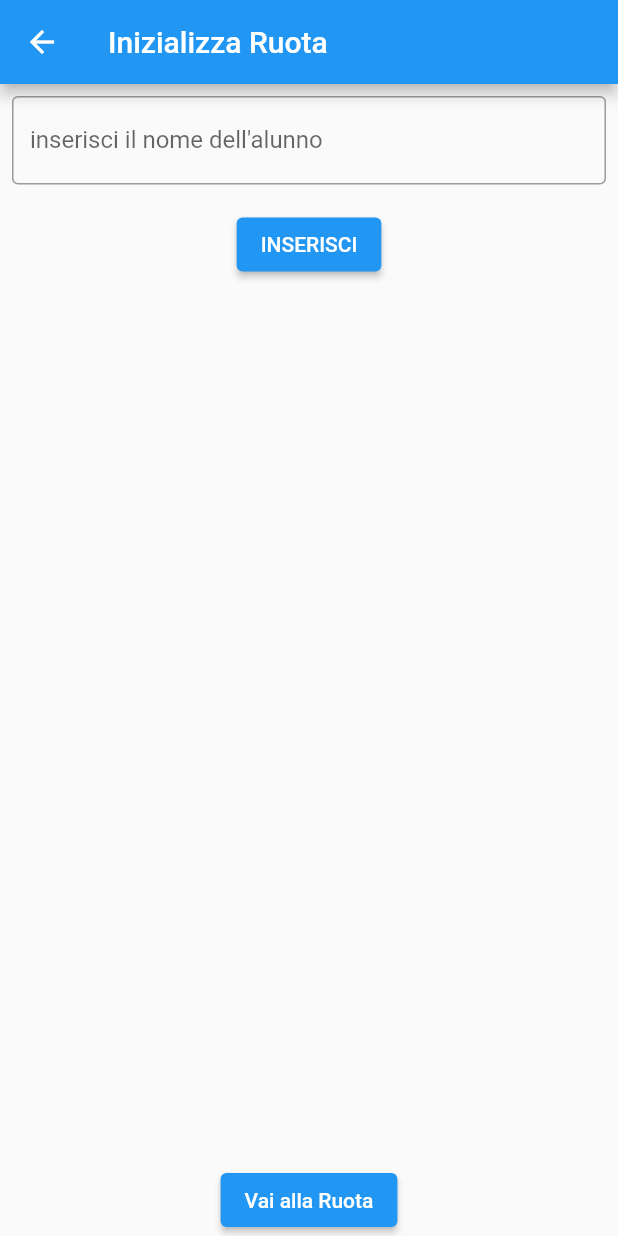
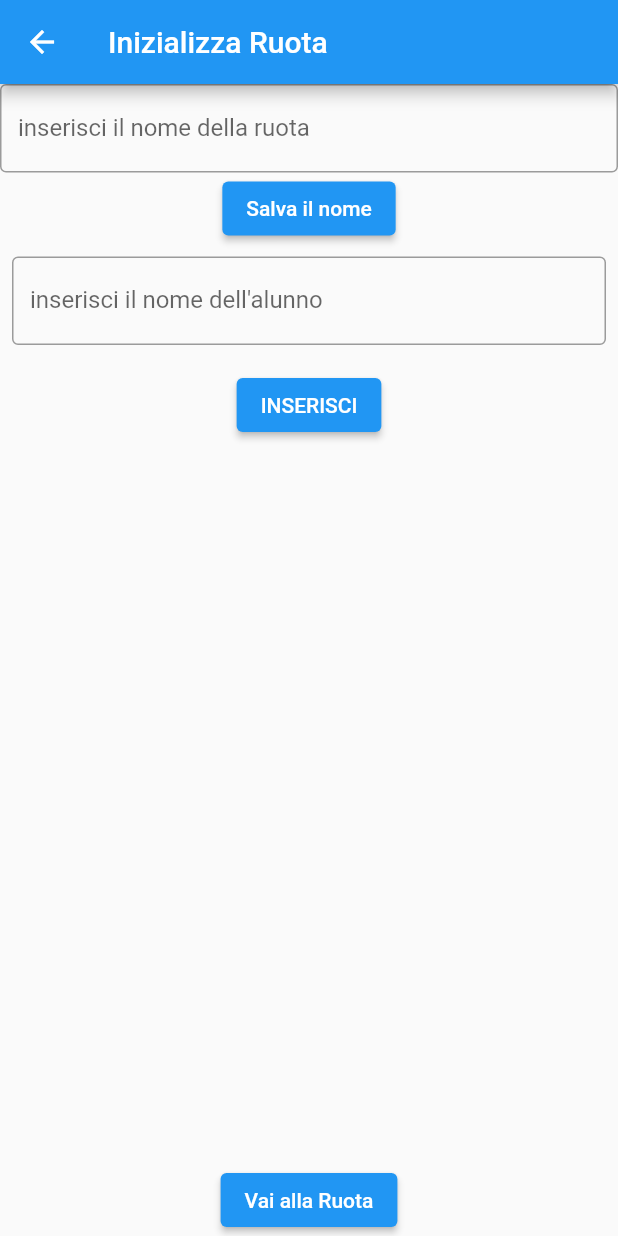
Before and after one commit to profgianluca/pascalunfortunatewheel, a Flutter app: the screen it shows after launch, after a tap on the "more vert" icon, on a phone screen of 412 x 824 dp. Run offline on Flutter 3.47's test engine with Material 2 defaults, Android fonts, the light colour scheme and no system bars; our stand-ins replace flutter_fortune_wheel, shared_preferences.

Commit message:
rinomina ruota

```diff
--- a/lib/NewWheelScreen.dart
+++ b/lib/NewWheelScreen.dart
@@ -11,9 +11,13 @@ class NewWheelScreen extends StatefulWidget {
 
 class _NewWheelScreenState extends State<NewWheelScreen> {
   TextEditingController controllerNome = TextEditingController();
-  late String nome;
+  TextEditingController controllerNomeRuota = TextEditingController();
+
+  String nome = "";
+  late String nomeruota;
   List<String> listastudenti = <String>[];
   late int progressivoRuote;
+  List<String> listaRuote = <String>[];
 
   Future<void> salvaStringa() async {
     final prefs = await SharedPreferences.getInstance();
@@ -25,6 +29,17 @@ class _NewWheelScreenState extends State<NewWheelScreen> {
     setState(() {
       listastudenti = prefs.getStringList('lista$progressivoRuote') ?? [];
     });
+  }
+
+  Future<void> caricaListaRuote() async {
+    final prefs = await SharedPreferences.getInstance();
+    listaRuote = prefs.getStringList('listaruote') ??
+        ["", "", "", "", "", "", "", "", "", ""];
+  }
+
+  Future<void> salvaListaRuote() async {
+    final prefs = await SharedPreferences.getInstance();
+    await prefs.setStringList('listaruote', listaRuote);
   }
 
   void inserisci(BuildContext context) {
@@ -44,6 +59,7 @@ class _NewWheelScreenState extends State<NewWheelScreen> {
   @override
   void initState() {
     super.initState();
+    caricaListaRuote();
   }
 
   @override
@@ -52,14 +68,32 @@ class _NewWheelScreenState extends State<NewWheelScreen> {
         ModalRoute.of(context)!.settings.arguments as TrasferimentiParametri;
     //print(args.indice);
     progressivoRuote = args.indice;
+    nomeruota = args.nome;
     caricaStringa();
     return Scaffold(
       appBar: AppBar(
-        title: Text('Inizializza Ruota ${args.nome}'),
+        title: Text('Inizializza Ruota $nomeruota'),
       ),
       body: Center(
         child: Column(
           children: [
+            TextField(
+              decoration: InputDecoration(
+                  border: OutlineInputBorder(),
+                  labelText: 'inserisci il nome della ruota'),
+              controller: controllerNomeRuota,
+              onChanged: (text) {
+                setState(() {
+                  nomeruota = text;
+                  listaRuote[progressivoRuote] = nomeruota;
+                });
+              },
+            ),
+            ElevatedButton(
+                onPressed: () {
+                  salvaListaRuote();
+                },
+                child: Text('Salva il nome')),
             Padding(
               padding: const EdgeInsets.all(8.0),
               child: TextField(
@@ -102,9 +136,9 @@ class _NewWheelScreenState extends State<NewWheelScreen> {
                 onPressed: () {
                   Navigator.pushNamed(context, '/WheelScreen',
                       arguments:
-                          TrasferimentiParametri(args.indice, args.nome));
+                          TrasferimentiParametri(args.indice, nomeruota));
                 },
-                child: Text('Vai alla Ruota'))
+                child: Text('Vai alla Ruota')),
           ],
         ),
       ),
--- a/lib/WheelScreen.dart
+++ b/lib/WheelScreen.dart
@@ -14,6 +14,7 @@ class Wheel extends StatefulWidget {
 class _WheelState extends State<Wheel> {
   List<String> listastudenti = <String>[];
   late int progressivoRuote;
+  late String nomeRuota;
   StreamController<int> controller = StreamController<int>();
 
   Future<void> caricaStringa() async {
@@ -34,10 +35,11 @@ class _WheelState extends State<Wheel> {
     final args =
         ModalRoute.of(context)!.settings.arguments as TrasferimentiParametri;
     progressivoRuote = args.indice;
+    nomeRuota = args.nome;
     caricaStringa();
     return Scaffold(
       appBar: AppBar(
-        title: Text('Ruota Numero ${progressivoRuote + 1}'),
+        title: Text(nomeRuota),
       ),
       body: Center(
         child: GestureDetector(
```
Also changed, not shown: lib/main.dart (+7 -2 lines).
